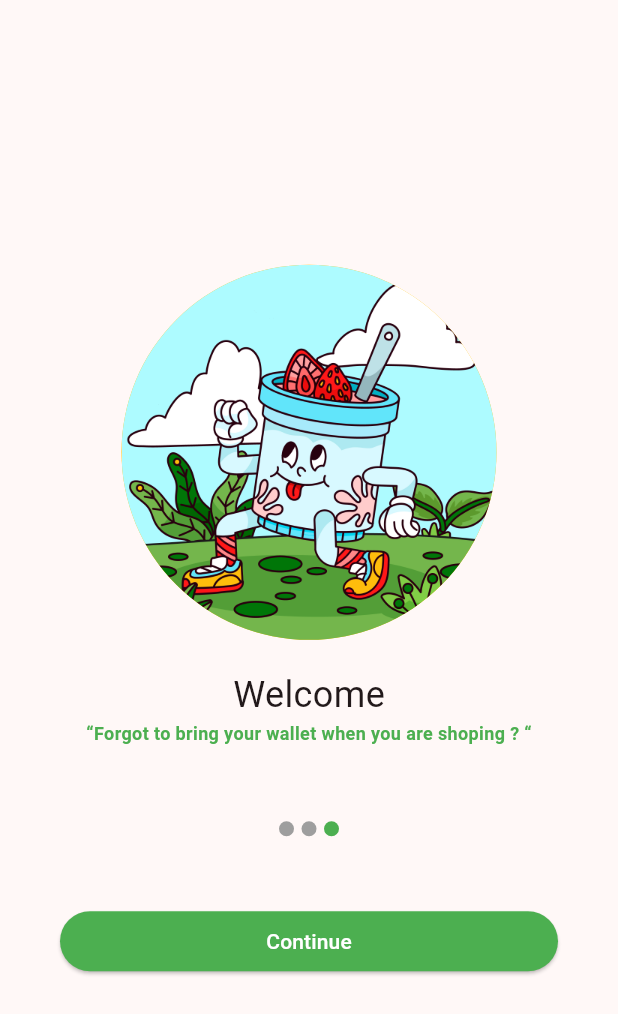
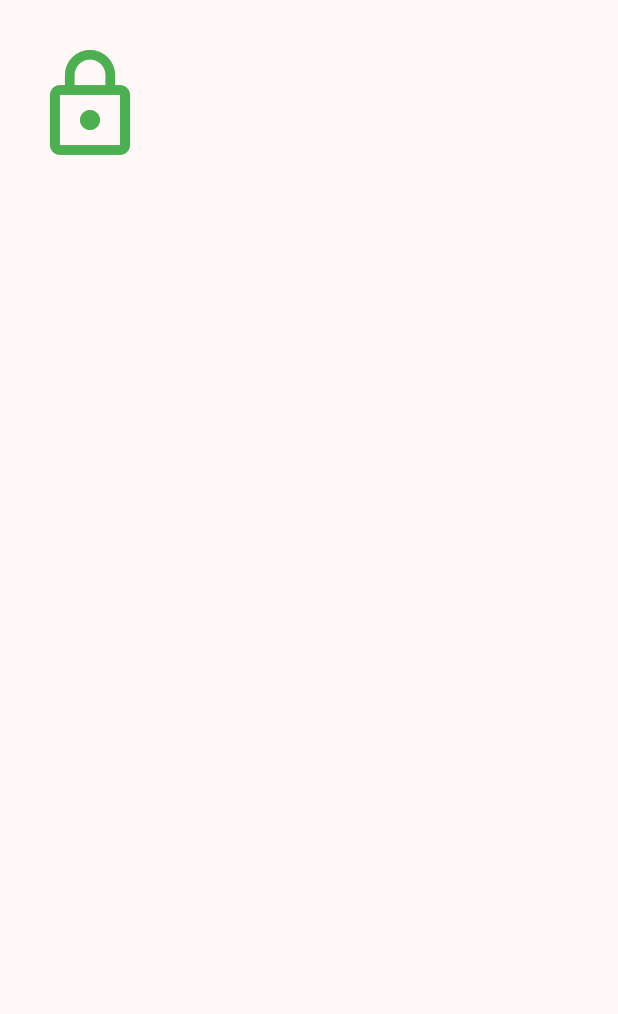
Before and after one commit to GAJAHGAJAH/KB1179-1123150165-uts, a Flutter app: the Splashscreen3 screen opened directly, after a tap on "Continue", on a phone screen of 412 x 824 dp. Shown: the top 1014 px of the screen. Run offline on Flutter 3.47's test engine with Material 3 defaults, Android fonts, the phone set to English and light mode, and no system bars.

Commit message:
menambahkan icon lock pada LoginScreen

```diff
--- a/lib/screen/LoginScreen.dart
+++ b/lib/screen/LoginScreen.dart
@@ -1,10 +1,23 @@
 import 'package:flutter/material.dart';
 
-class MyWidget extends StatelessWidget {
-  const MyWidget({super.key});
+class Loginscreen extends StatelessWidget {
+  const Loginscreen({super.key});
 
   @override
   Widget build(BuildContext context) {
-    return const Placeholder();
+    return Scaffold(
+      body: SingleChildScrollView(
+        child: Container(
+          padding: const EdgeInsets.all(20.0),
+          child: const Column(
+            children: [
+              SizedBox(height: 10),
+              Icon(Icons.lock_outline, size: 80, color: Colors.green),
+              SizedBox(height: 10),
+            ],
+          ),
+        ),
+      ),
+    );
   }
 }
--- a/lib/screen/SplashScreen3.dart
+++ b/lib/screen/SplashScreen3.dart
@@ -1,4 +1,5 @@
 import 'package:flutter/material.dart';
+import 'package:uts_mobile_app/screen/LoginScreen.dart';
 
 class Splashscreen3 extends StatelessWidget {
   const Splashscreen3({super.key});
@@ -75,7 +76,12 @@ class Splashscreen3 extends StatelessWidget {
                 height: 40,
                 width: double.infinity,
                 child: ElevatedButton(
-                  onPressed: () {},
+                  onPressed: () {
+                    Navigator.push(
+                      context,
+                      MaterialPageRoute(builder: (context) => Loginscreen()),
+                    );
+                  },
                   style: ElevatedButton.styleFrom(
                     backgroundColor: Colors.green,
                   ),
```
